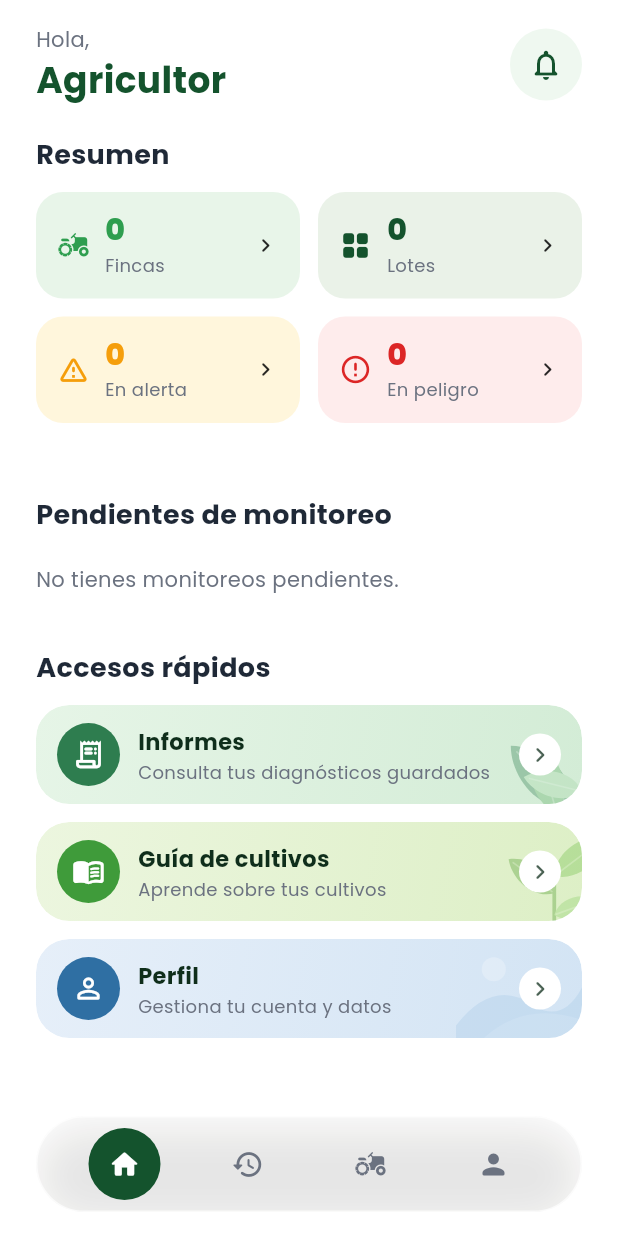
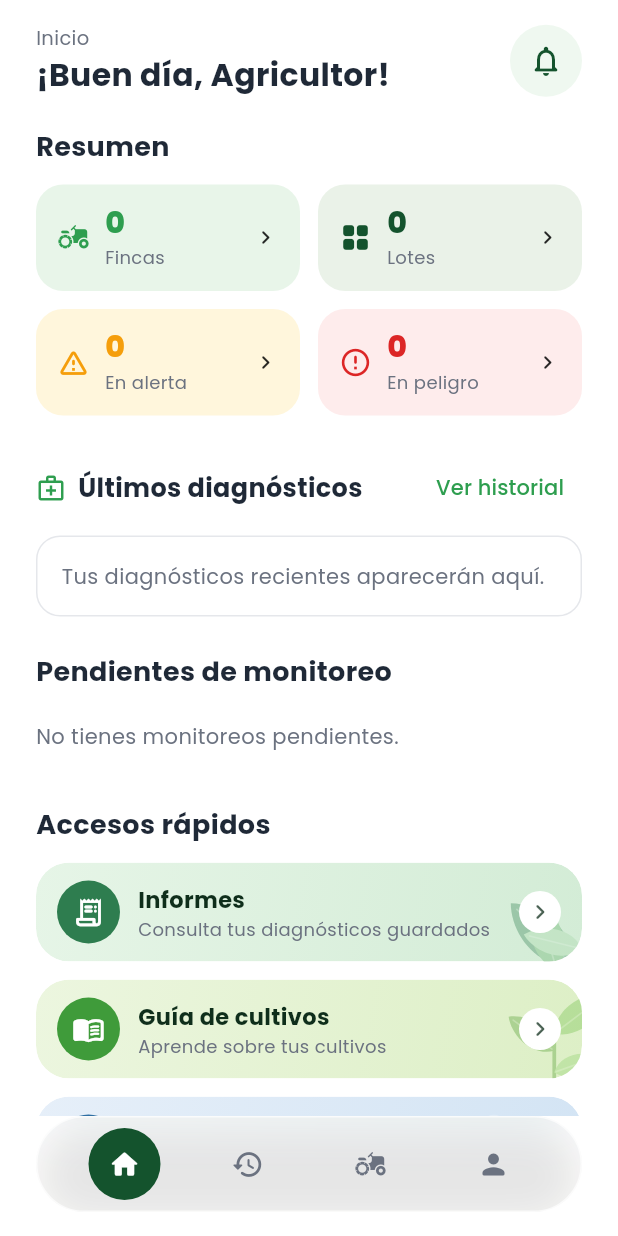
Before and after one commit to CaletOrtiz/front_cropguard, a Flutter app: the HomeScreen screen opened by its route, on a phone screen of 412 x 824 dp. Run offline on Flutter 3.47's test engine with Material 3 defaults, Android fonts, the phone set to English and light mode, and no system bars; our stand-ins replace dio, equatable, fl_chart, flutter_bloc, fpdart, go_router and 7 more; accounts and stored records are empty.

Commit message:
Update: stilo de home

```diff
--- a/cropguard/lib/features/home/presentation/cubit/home_cubit.dart
+++ b/cropguard/lib/features/home/presentation/cubit/home_cubit.dart
@@ -1,38 +1,90 @@
 import 'package:equatable/equatable.dart';
 import 'package:flutter_bloc/flutter_bloc.dart';
 import 'package:kroppi/features/farms/data/datasources/farm_remote_data_source.dart';
+import 'package:kroppi/features/history/domain/entities/diagnosis_record.dart';
+import 'package:kroppi/features/history/domain/usecases/get_diagnosis_history_usecase.dart';
 import 'package:kroppi/features/home/domain/entities/home_dashboard.dart';
 
 enum HomeStatus { initial, loading, success, failure }
+
+enum RecentDiagnosesStatus { initial, loading, success, failure }
 
 class HomeState extends Equatable {
   const HomeState({
     this.status = HomeStatus.initial,
     this.dashboard,
     this.message,
+    this.recentDiagnosesStatus = RecentDiagnosesStatus.initial,
+    this.recentDiagnoses = const [],
+    this.recentDiagnosesMessage,
   });
 
   final HomeStatus status;
   final HomeDashboard? dashboard;
   final String? message;
+  final RecentDiagnosesStatus recentDiagnosesStatus;
+  final List<DiagnosisRecord> recentDiagnoses;
+  final String? recentDiagnosesMessage;
 
   @override
-  List<Object?> get props => [status, dashboard, message];
+  List<Object?> get props => [
+    status,
+    dashboard,
+    message,
+    recentDiagnosesStatus,
+    recentDiagnoses,
+    recentDiagnosesMessage,
+  ];
 }
 
 class HomeCubit extends Cubit<HomeState> {
-  HomeCubit(this._source) : super(const HomeState());
+  HomeCubit(this._source, this._getHistory) : super(const HomeState());
 
   final FarmRemoteDataSource _source;
+  final GetDiagnosisHistoryUsecase _getHistory;
 
   Future<void> load() async {
     if (state.status == HomeStatus.loading) return;
-    emit(const HomeState(status: HomeStatus.loading));
+    emit(
+      const HomeState(
+        status: HomeStatus.loading,
+        recentDiagnosesStatus: RecentDiagnosesStatus.loading,
+      ),
+    );
+
+    final dashboardFuture = _capture(_source.getDashboard());
+    final recentDiagnosesFuture = _capture(_getHistory(pageSize: 3));
+    final dashboardResult = await dashboardFuture;
+    final recentDiagnosesResult = await recentDiagnosesFuture;
+
+    emit(
+      HomeState(
+        status: dashboardResult.error == null
+            ? HomeStatus.success
+            : HomeStatus.failure,
+        dashboard: dashboardResult.value,
+        message: dashboardResult.error,
+        recentDiagnosesStatus: recentDiagnosesResult.error == null
+            ? RecentDiagnosesStatus.success
+            : RecentDiagnosesStatus.failure,
+        recentDiagnoses: recentDiagnosesResult.value ?? const [],
+        recentDiagnosesMessage: recentDiagnosesResult.error,
+      ),
+    );
+  }
+
+  Future<_LoadResult<T>> _capture<T>(Future<T> request) async {
     try {
-      final dashboard = await _source.getDashboard();
-      emit(HomeState(status: HomeStatus.success, dashboard: dashboard));
+      return _LoadResult(value: await request);
     } catch (error) {
-      emit(HomeState(status: HomeStatus.failure, message: error.toString()));
+      return _LoadResult(error: error.toString());
     }
   }
 }
+
+class _LoadResult<T> {
+  const _LoadResult({this.value, this.error});
+
+  final T? value;
+  final String? error;
+}
--- a/cropguard/lib/features/home/presentation/screens/home_screen.dart
+++ b/cropguard/lib/features/home/presentation/screens/home_screen.dart
@@ -11,6 +11,8 @@
 import 'package:kroppi/features/home/presentation/widgets/pending_sampling_card.dart';
 import 'package:kroppi/features/home/presentation/widgets/quick_access_header.dart';
 import 'package:kroppi/features/home/presentation/widgets/quick_access_tile.dart';
+import 'package:kroppi/features/home/presentation/widgets/recent_diagnoses_section.dart';
+import 'package:kroppi/features/history/domain/entities/diagnosis_record.dart';
 import 'package:kroppi/features/sampling/presentation/cubit/sampling_cubit.dart';
 import 'package:kroppi/navigation/app_routes.dart';
 
@@ -58,7 +60,15 @@
                             onRetry: context.read<HomeCubit>().load,
                           )
                         else if (dashboard != null)
-                          _DashboardContent(dashboard: dashboard),
+                          _DashboardContent(
+                            dashboard: dashboard,
+                            recentDiagnoses: homeState.recentDiagnoses,
+                            recentDiagnosesStatus:
+                                homeState.recentDiagnosesStatus,
+                            recentDiagnosesMessage:
+                                homeState.recentDiagnosesMessage,
+                            onRetry: context.read<HomeCubit>().load,
+                          ),
                       ],
                     ),
                   ),
@@ -87,17 +97,17 @@
             crossAxisAlignment: CrossAxisAlignment.start,
             children: [
               const Text(
-                AppStrings.greeting,
-                style: TextStyle(fontSize: 14, color: AppColors.textSecondary),
+                'Inicio',
+                style: TextStyle(fontSize: 13, color: AppColors.textSecondary),
               ),
               Text(
-                displayName,
+                '¡Buen día, $displayName!',
                 maxLines: 1,
                 overflow: TextOverflow.ellipsis,
                 style: const TextStyle(
-                  fontSize: 24,
+                  fontSize: 21,
                   fontWeight: FontWeight.w700,
-                  color: AppColors.primaryDark,
+                  color: AppColors.textPrimary,
                 ),
               ),
             ],
@@ -119,9 +129,18 @@
 }
 
 class _DashboardContent extends StatelessWidget {
-  const _DashboardContent({required this.dashboard});
-
+  const _DashboardContent({
+    required this.dashboard,
+    required this.recentDiagnoses,
+    required this.recentDiagnosesStatus,
+    required this.recentDiagnosesMessage,
+    required this.onRetry,
+  });
   final HomeDashboard dashboard;
+  final List<DiagnosisRecord> recentDiagnoses;
+  final RecentDiagnosesStatus recentDiagnosesStatus;
+  final String? recentDiagnosesMessage;
+  final VoidCallback onRetry;
 
   @override
   Widget build(BuildContext context) {
@@ -135,8 +154,23 @@
           onOpenAlerts: () => context.push(AppRoutes.plotAlerts),
           onOpenDanger: () => context.push(AppRoutes.plotDanger),
         ),
-        const SizedBox(height: 20),
-        const SizedBox(height: 28),
+        const SizedBox(height: 24),
+        RecentDiagnosesSection(
+          records: recentDiagnoses,
+          isLoading:
+              recentDiagnosesStatus == RecentDiagnosesStatus.loading ||
+              recentDiagnosesStatus == RecentDiagnosesStatus.initial,
+          errorMessage: recentDiagnosesStatus == RecentDiagnosesStatus.failure
+              ? recentDiagnosesMessage
+              : null,
+          onRetry: onRetry,
+          onOpenHistory: () => context.go(AppRoutes.history),
+          onOpenDiagnosis: (record) => context.push(
+            AppRoutes.diagnosisDetailPath(record.id),
+            extra: record,
+          ),
+        ),
+        const SizedBox(height: 24),
         const Text(
           AppStrings.pendingMonitoring,
           style: TextStyle(
--- /dev/null
+++ b/cropguard/lib/features/home/presentation/widgets/recent_diagnoses_section.dart
@@ -0,0 +1,216 @@
+import 'package:flutter/material.dart';
+import 'package:kroppi/core/constants/app_colors.dart';
+import 'package:kroppi/core/widgets/confidence_badge.dart';
+import 'package:kroppi/features/history/domain/entities/diagnosis_record.dart';
+import 'package:kroppi/features/history/presentation/utils/date_formatter.dart';
+import 'package:kroppi/features/history/presentation/widgets/diagnosis_photo.dart';
+
+class RecentDiagnosesSection extends StatelessWidget {
+  const RecentDiagnosesSection({
+    super.key,
+    required this.records,
+    required this.isLoading,
+    required this.errorMessage,
+    required this.onRetry,
+    required this.onOpenHistory,
+    required this.onOpenDiagnosis,
+  });
+
+  final List<DiagnosisRecord> records;
+  final bool isLoading;
+  final String? errorMessage;
+  final VoidCallback onRetry;
+  final VoidCallback onOpenHistory;
+  final ValueChanged<DiagnosisRecord> onOpenDiagnosis;
+
+  @override
+  Widget build(BuildContext context) {
+    return Column(
+      crossAxisAlignment: CrossAxisAlignment.start,
+      children: [
+        Row(
+          children: [
+            const Icon(
+              Icons.medical_services_outlined,
+              color: AppColors.primary,
+              size: 20,
+            ),
+            const SizedBox(width: 8),
+            const Expanded(
+              child: Text(
+                'Últimos diagnósticos',
+                style: TextStyle(
+                  fontSize: 17,
+                  fontWeight: FontWeight.w700,
+                  color: AppColors.textPrimary,
+                ),
+              ),
+            ),
+            TextButton(
+              onPressed: onOpenHistory,
+              child: const Text('Ver historial'),
+            ),
+          ],
+        ),
+        const SizedBox(height: 8),
+        if (isLoading)
+          const Center(
+            child: Padding(
+              padding: EdgeInsets.all(20),
+              child: CircularProgressIndicator(),
+            ),
+          )
+        else if (errorMessage != null)
+          _MessageCard(
+            message: 'No se pudieron cargar los diagnósticos recientes.',
+            actionLabel: 'Reintentar',
+            onAction: onRetry,
+          )
+        else if (records.isEmpty)
+          const _MessageCard(
+            message: 'Tus diagnósticos recientes aparecerán aquí.',
+          )
+        else
+          for (var index = 0; index < records.length; index++) ...[
+            _RecentDiagnosisCard(
+              record: records[index],
+              onTap: () => onOpenDiagnosis(records[index]),
+            ),
+            if (index < records.length - 1) const SizedBox(height: 10),
+          ],
+      ],
+    );
+  }
+}
+
+class _RecentDiagnosisCard extends StatelessWidget {
+  const _RecentDiagnosisCard({required this.record, required this.onTap});
+
+  final DiagnosisRecord record;
+  final VoidCallback onTap;
+
+  @override
+  Widget build(BuildContext context) {
+    final contextLabel = [
+      if (record.plotName != null && record.plotName!.isNotEmpty)
+        record.plotName!,
+      record.cropName,
+    ].join(' · ');
+
+    return Material(
+      color: Colors.white,
+      borderRadius: BorderRadius.circular(18),
+      child: InkWell(
+        borderRadius: BorderRadius.circular(18),
+        onTap: onTap,
+        child: Container(
+          padding: const EdgeInsets.all(12),
+          decoration: BoxDecoration(
+            borderRadius: BorderRadius.circular(18),
+            border: Border.all(color: AppColors.border),
+            boxShadow: [
+              BoxShadow(
+                color: Colors.black.withValues(alpha: 0.04),
+                blurRadius: 8,
+                offset: const Offset(0, 3),
+              ),
+            ],
+          ),
+          child: Row(
+            children: [
+              DiagnosisPhoto(
+                imageUrl: record.imageUrl,
+                cropId: record.cropId,
+                width: 58,
+                height: 58,
+                borderRadius: BorderRadius.circular(12),
+                iconSize: 24,
+              ),
+              const SizedBox(width: 12),
+              Expanded(
+                child: Column(
+                  crossAxisAlignment: CrossAxisAlignment.start,
+                  children: [
+                    Text(
+                      contextLabel,
+                      maxLines: 1,
+                      overflow: TextOverflow.ellipsis,
+                      style: const TextStyle(
+                        color: AppColors.textSecondary,
+                        fontSize: 11,
+                      ),
+                    ),
+                    const SizedBox(height: 3),
+                    Text(
+                      record.pathogen,
+                      maxLines: 2,
+                      overflow: TextOverflow.ellipsis,
+                      style: const TextStyle(
+                        color: AppColors.textPrimary,
+                        fontSize: 14,
+                        fontWeight: FontWeight.w700,
+                      ),
+                    ),
+                    const SizedBox(height: 6),
+                    Wrap(
+                      spacing: 8,
+                      runSpacing: 4,
+                      crossAxisAlignment: WrapCrossAlignment.center,
+                      children: [
+                        ConfidenceBadge(confidence: record.confidence),
+                        Text(
+                          DateFormatter.short(record.date),
+                          style: const TextStyle(
+                            color: AppColors.textSecondary,
+                            fontSize: 11,
+                          ),
+                        ),
+                      ],
+                    ),
+                  ],
+                ),
+              ),
+              const SizedBox(width: 4),
+              const Icon(
+                Icons.chevron_right_rounded,
+                color: AppColors.textSecondary,
+              ),
+            ],
+          ),
+        ),
+      ),
+    );
+  }
+}
+
+class _MessageCard extends StatelessWidget {
+  const _MessageCard({required this.message, this.actionLabel, this.onAction});
+
+  final String message;
+  final String? actionLabel;
+  final VoidCallback? onAction;
+
+  @override
+  Widget build(BuildContext context) {
+    return Container(
+      width: double.infinity,
+      padding: const EdgeInsets.all(16),
+      decoration: BoxDecoration(
+        color: Colors.white,
+        borderRadius: BorderRadius.circular(16),
+        border: Border.all(color: AppColors.border),
+      ),
+      child: Column(
+        crossAxisAlignment: CrossAxisAlignment.start,
+        children: [
+          Text(message, style: const TextStyle(color: AppColors.textSecondary)),
+          if (actionLabel != null && onAction != null)
+            Align(
+              alignment: Alignment.centerRight,
+              child: TextButton(onPressed: onAction, child: Text(actionLabel!)),
+            ),
+        ],
+      ),
+    );
+  }
+}
--- a/cropguard/lib/navigation/app_router.dart
+++ b/cropguard/lib/navigation/app_router.dart
@@ -101,8 +101,14 @@
       // Pestañas con barra de navegación inferior
       StatefulShellRoute.indexedStack(
         builder: (context, state, navigationShell) => BlocProvider(
-          create: (context) =>
-              HomeCubit(context.read<FarmRemoteDataSource>())..load(),
+          create: (context) => HomeCubit(
+            context.read<FarmRemoteDataSource>(),
+            GetDiagnosisHistoryUsecase(
+              HistoryRepositoryImpl(
+                HistoryRemoteDataSource(app_supabase.SupabaseClient.client),
+              ),
+            ),
+          )..load(),
           child: MainShell(navigationShell: navigationShell),
         ),
         branches: [
@@ -161,7 +167,18 @@
       GoRoute(
         path: AppRoutes.diagnose,
         builder: (context, state) {
-          final userId = state.extra as String? ?? 'id_usuario_default';
+          final extra = state.extra;
+          final authState = context.read<AuthBloc>().state;
+          final userId = extra is String
+              ? extra
+              : authState is AuthAuthenticated
+              ? authState.user.id
+              : null;
+          if (userId == null || userId.isEmpty) {
+            return const PlaceholderScreen(
+              title: 'Inicia sesión para diagnosticar',
+            );
+          }
           return BlocProvider(
             create: (context) => DiagnosisBloc(
               analyzeCropImageUseCase: context.read<AnalyzeCropImageUsecase>(),
```
Also changed, not shown: cropguard/lib/features/home/presentation/widgets/diagnose_card.dart (deleted, +0 -78 lines), 1 other file.
